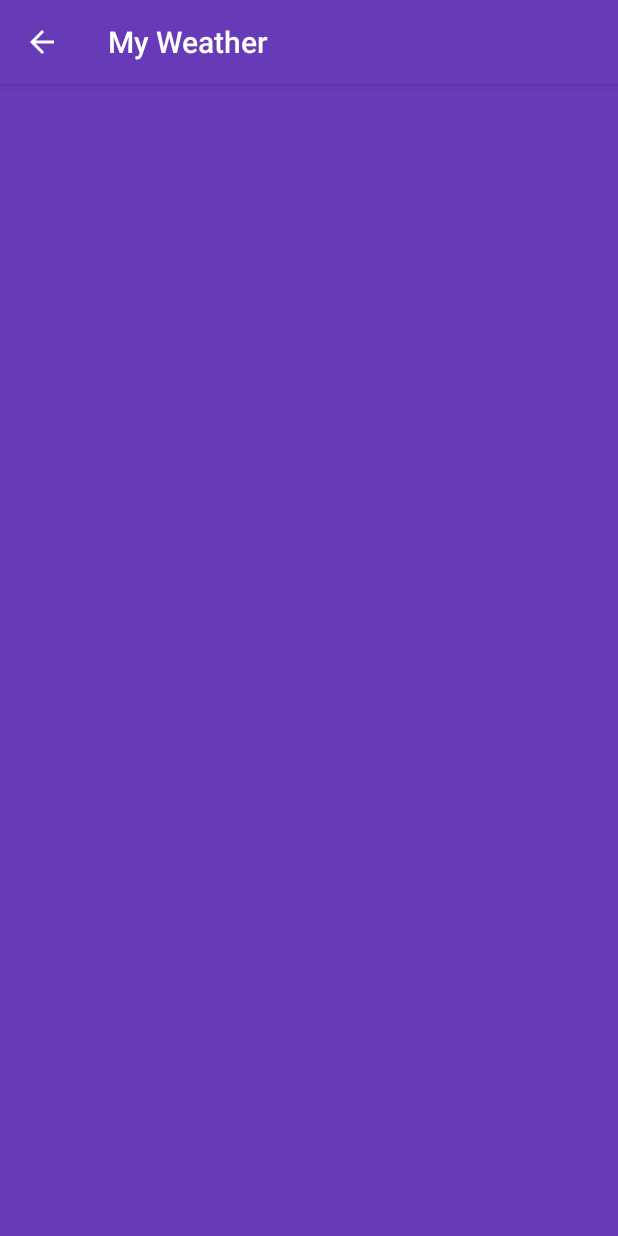
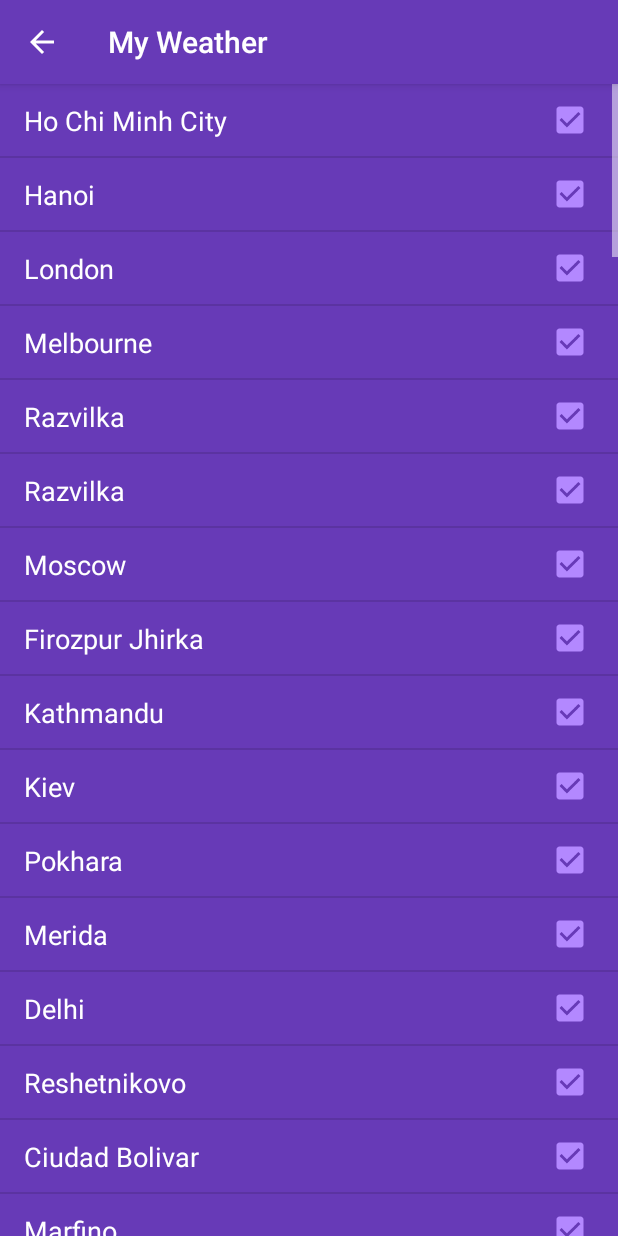
Before and after one commit to minhnhattonthat/MyWeather, an Android app: the screen it shows after launch (CityListActivity), after a tap on an icon or button, on a phone screen of 412 x 824 dp. Run offline under Robolectric (Android 15) with nearby library versions, the phone set to English and light mode, and no system bars.

Commit message:
Add city list Create local db for weather

```diff
--- /dev/null
+++ b/app/src/main/java/com/nhatton/myweather/Cities.java
@@ -0,0 +1,25 @@
+package com.nhatton.myweather;
+
+/**
+ * Created by nhatton on 11/3/18.
+ */
+
+public class Cities {
+
+    public static final String[] CITIES = {"Ho Chi Minh City", "Hanoi", "London", "Melbourne", "Razvilka",
+            "Razvilka", "Moscow", "Firozpur Jhirka", "Kathmandu", "Kiev", "Pokhara", "Merida", "Delhi",
+            "Reshetnikovo", "Ciudad Bolivar", "Marfino", "Zhukovskiy", "Reutov", "Kurovskoye",
+            "Zheleznodorozhnyy", "Golitsyno", "Petrozavodsk", "Saint Petersburg", "Klimovsk",
+            "Novosibirsk", "Donetsk", "Istra", "Bakhchysaray", "Chekhov", "Lyubuchany", "Vostryakovo",
+            "Boryspil", "Dubna", "Druzhba", "Bronnitsy", "Dzerzhinskiy", "Lytkarino", "Mytishchi",
+            "Pushkino", "Pravdinskiy", "Zelenogradskiy", "Ashukino", "Khotkovo", "Semkhoz", "Sergiyev Posad",
+            "Arsaki", "Strunino", "Aleksandrov", "Karabanovo", "Kirzhach", "Orekhovo-Zuyevo", "Likino-Dulevo",
+            "Davydovo", "Ilinskiy Pogost", "Yegoryevsk", "Fosforitnyy", "Khorlovo", "Lopatinskiy",
+            "Malino", "Mikhnevo", "Mikhnevo", "Stolbovaya", "Kubinka", "Povarovo", "Iksha", "Dmitrov",
+            "Skoropuskovskiy", "Mamontovka", "Shchebetovka", "New Delhi", "Faridabad", "Palwal", "Hodal",
+            "Kosi", "Chhata", "Mathura", "Gokul", "Farah", "Agra", "Kiraoli", "Fatehpur Sikri", "Bharatpur",
+            "Mahwah", "Dausa", "Basi", "Jaipur", "Manoharpur", "Shahpura", "Ciudad Guayana", "Upata",
+            "Borovoy", "Vostochnyy", "El Vigia", "Ejido", "Vnukovo", "Obninsk", "Obukhovo",
+            "Imeni Vorovskogo", "Elektrostal", "Pavlovskiy Posad", "Drezna", "Opalikha",
+            "Novopetrovskoye", "Verbilki",};
+}
--- a/app/src/main/java/com/nhatton/myweather/CityListActivity.java
+++ b/app/src/main/java/com/nhatton/myweather/CityListActivity.java
@@ -2,6 +2,9 @@ package com.nhatton.myweather;
 
 import android.support.v7.app.AppCompatActivity;
 import android.os.Bundle;
+import android.support.v7.widget.RecyclerView;
+import android.view.View;
+import android.widget.ListView;
 
 public class CityListActivity extends AppCompatActivity {
 
@@ -9,5 +12,12 @@ public class CityListActivity extends AppCompatActivity {
     protected void onCreate(Bundle savedInstanceState) {
         super.onCreate(savedInstanceState);
         setContentView(R.layout.activity_city_list);
+
+        ListView cityList = findViewById(R.id.city_list);
+
+        CityListAdapter cityListAdapter = new CityListAdapter(this);
+
+        cityList.setAdapter(cityListAdapter);
+
     }
 }
--- /dev/null
+++ b/app/src/main/java/com/nhatton/myweather/CityListAdapter.java
@@ -0,0 +1,66 @@
+package com.nhatton.myweather;
+
+import android.content.Context;
+import android.view.LayoutInflater;
+import android.view.View;
+import android.view.ViewGroup;
+import android.widget.BaseAdapter;
+import android.widget.CheckBox;
+import android.widget.TextView;
+
+import static com.nhatton.myweather.Cities.CITIES;
+
+/**
+ * Created by nhatton on 11/3/18.
+ */
+
+public class CityListAdapter extends BaseAdapter {
+
+    private Context mContext;
+
+    public CityListAdapter(Context context){
+        mContext = context;
+    }
+
+    @Override
+    public int getCount() {
+        return CITIES.length;
+    }
+
+    @Override
+    public Object getItem(int position) {
+        return CITIES[position];
+    }
+
+    @Override
+    public long getItemId(int position) {
+        return position;
+    }
+
+    @Override
+    public View getView(int position, View convertView, ViewGroup parent) {
+        ViewHolder holder;
+        if (convertView == null) {
+            convertView = LayoutInflater.from(mContext).inflate(R.layout.row_city, parent, false);
+            holder = new ViewHolder();
+            holder.cityText = convertView.findViewById(R.id.city_text);
+            holder.checkBox = convertView.findViewById(R.id.city_checkbox);
+            convertView.setTag(holder);
+        } else {
+            holder = (ViewHolder) convertView.getTag();
+        }
+        holder.cityText.setText((String) getItem(position));
+        if (true) {
+            holder.checkBox.setChecked(true);
+        } else {
+            holder.checkBox.setChecked(false);
+        }
+        holder.checkBox.setTag(position);
+        return convertView;
+    }
+
+    private static class ViewHolder {
+        TextView cityText;
+        CheckBox checkBox;
+    }
+}
--- a/app/src/main/java/com/nhatton/myweather/MainActivity.java
+++ b/app/src/main/java/com/nhatton/myweather/MainActivity.java
@@ -7,6 +7,8 @@ import android.os.Bundle;
 import android.view.View;
 
 public class MainActivity extends AppCompatActivity {
+
+    private static final int REQUEST_GET_LIST = 5;
 
     @Override
     protected void onCreate(Bundle savedInstanceState) {
@@ -18,8 +20,17 @@ public class MainActivity extends AppCompatActivity {
             @Override
             public void onClick(View v) {
                 Intent intent = new Intent(MainActivity.this, CityListActivity.class);
-                startActivity(intent);
+                startActivityForResult(intent, REQUEST_GET_LIST);
             }
         });
     }
+
+    @Override
+    protected void onActivityResult(int requestCode, int resultCode, Intent data) {
+        super.onActivityResult(requestCode, resultCode, data);
+
+        if(requestCode == REQUEST_GET_LIST && resultCode == RESULT_OK){
+
+        }
+    }
 }
--- a/app/src/main/java/com/nhatton/myweather/WeatherAPI.java
+++ b/app/src/main/java/com/nhatton/myweather/WeatherAPI.java
@@ -9,4 +9,6 @@ public class WeatherAPI {
     private static final String API_KEY = "1e7f27cf98fac44b02286ba9e69c4173";
 
     private static final String ROOT_URL = "http://api.openweathermap.org/data/2.5/weather";
+
+    private static final String IMG_ROOT = "http://openweathermap.org/img/w/";
 }
--- a/app/src/main/res/layout/activity_city_list.xml
+++ b/app/src/main/res/layout/activity_city_list.xml
@@ -6,13 +6,11 @@
     android:layout_height="match_parent"
     tools:context="com.nhatton.myweather.CityListActivity">
 
-    <android.support.v7.widget.RecyclerView
-        android:id="@+id/pending_req_list"
+    <ListView
+        android:id="@+id/city_list"
         android:name="com.nhatton.myweather.CityListActivity"
         android:layout_width="match_parent"
         android:layout_height="match_parent"
-        app:layoutManager="LinearLayoutManager"
-        tools:context=".ui.mainscreen.PendingReqFragment"
         tools:listitem="@layout/row_city" />
 
 </LinearLayout>
```
Also changed, not shown: app/src/main/java/com/nhatton/myweather/WeatherContract.java (added, +22 -0 lines), app/src/main/java/com/nhatton/myweather/WeatherDbHelper.java (added, +48 -0 lines).
